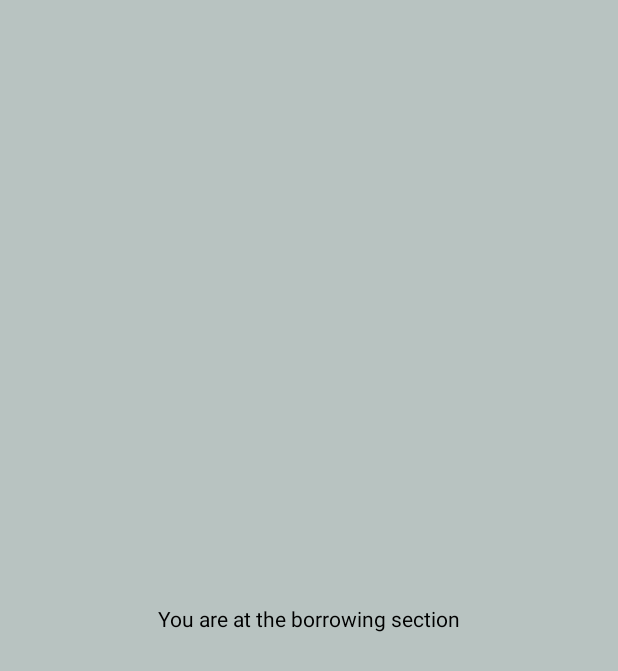
After one commit to Promethevs18/Item_Borrowing_System, an Android app: the BorrowUI screen opened directly, with no data from a screen before it, on a phone screen of 412 x 824 dp. The commit adds this screen. Shown: the top 671 px of the screen. Run offline under Robolectric (Android 15) with nearby library versions, the phone set to English and light mode, and no system bars.

Commit message:
committed as of 5/7 21-12

```diff
--- a/app/src/main/AndroidManifest.xml
+++ b/app/src/main/AndroidManifest.xml
@@ -12,6 +12,9 @@
         android:supportsRtl="true"
         android:theme="@style/Theme.ItemBorrowingSystem"
         tools:targetApi="31">
+        <activity
+            android:name=".client.BorrowUI"
+            android:exported="false" />
         <activity
             android:name=".admin.Admin_UI"
             android:exported="false" />
--- a/app/src/main/java/com/item/borrowing/client/Adapters/itemsAdapter.java
+++ b/app/src/main/java/com/item/borrowing/client/Adapters/itemsAdapter.java
@@ -13,6 +13,7 @@ import com.firebase.ui.firestore.FirestoreRecyclerAdapter;
 import com.firebase.ui.firestore.FirestoreRecyclerOptions;
 import com.item.borrowing.R;
 import com.item.borrowing.client.Models.itemsModels;
+import com.squareup.picasso.Picasso;
 
 public class itemsAdapter extends FirestoreRecyclerAdapter<itemsModels, itemsAdapter.myViewHolder> {
     public itemsAdapter(@NonNull FirestoreRecyclerOptions<itemsModels> options) {
@@ -49,7 +50,7 @@ public class itemsAdapter extends FirestoreRecyclerAdapter<itemsModels, itemsAda
             genDesc.setText(itemsModels.getGenSpecs());
             brandModel.setText(itemsModels.getBrandModel());
 
-
+            Picasso.get().load(itemsModels.getItemImage()).into(itemImage);
         }
     }
 }
--- /dev/null
+++ b/app/src/main/java/com/item/borrowing/client/BorrowUI.java
@@ -0,0 +1,26 @@
+package com.item.borrowing.client;
+
+import android.os.Bundle;
+
+import androidx.activity.EdgeToEdge;
+import androidx.appcompat.app.AppCompatActivity;
+import androidx.core.graphics.Insets;
+import androidx.core.view.ViewCompat;
+import androidx.core.view.WindowInsetsCompat;
+
+import com.item.borrowing.R;
+
+public class BorrowUI extends AppCompatActivity {
+
+    @Override
+    protected void onCreate(Bundle savedInstanceState) {
+        super.onCreate(savedInstanceState);
+        EdgeToEdge.enable(this);
+        setContentView(R.layout.activity_borrow_ui);
+        ViewCompat.setOnApplyWindowInsetsListener(findViewById(R.id.main), (v, insets) -> {
+            Insets systemBars = insets.getInsets(WindowInsetsCompat.Type.systemBars());
+            v.setPadding(systemBars.left, systemBars.top, systemBars.right, systemBars.bottom);
+            return insets;
+        });
+    }
+}
--- /dev/null
+++ b/app/src/main/res/layout/activity_borrow_ui.xml
@@ -0,0 +1,19 @@
+<?xml version="1.0" encoding="utf-8"?>
+<androidx.constraintlayout.widget.ConstraintLayout xmlns:android="http://schemas.android.com/apk/res/android"
+    xmlns:app="http://schemas.android.com/apk/res-auto"
+    xmlns:tools="http://schemas.android.com/tools"
+    android:id="@+id/main"
+    android:layout_width="match_parent"
+    android:layout_height="match_parent"
+    tools:context=".client.BorrowUI">
+
+    <TextView
+        android:id="@+id/textView5"
+        android:layout_width="wrap_content"
+        android:layout_height="wrap_content"
+        android:text="You are at the borrowing section"
+        app:layout_constraintBottom_toBottomOf="parent"
+        app:layout_constraintEnd_toEndOf="parent"
+        app:layout_constraintStart_toStartOf="parent"
+        app:layout_constraintTop_toTopOf="parent" />
+</androidx.constraintlayout.widget.ConstraintLayout>
--- a/app/src/main/res/layout/client_ui_tool_list.xml
+++ b/app/src/main/res/layout/client_ui_tool_list.xml
@@ -3,7 +3,7 @@
     xmlns:app="http://schemas.android.com/apk/res-auto"
     xmlns:tools="http://schemas.android.com/tools"
     android:layout_width="match_parent"
-    android:layout_height="150dp"
+    android:layout_height="140dp"
     android:padding="7dp">
 
     <androidx.cardview.widget.CardView
--- a/app/src/main/res/values-night/themes.xml
+++ b/app/src/main/res/values-night/themes.xml
@@ -8,6 +8,8 @@
         <item name="colorPrimary">@color/generalWhenDark</item>
 
         <item name="CustomBackground">@color/tintWhenDark</item>
+
+        <item name="PrimaryBackground">@color/primaryBackgroundColor</item>
     </style>
 
 
--- a/app/src/main/res/values/attrs.xml
+++ b/app/src/main/res/values/attrs.xml
@@ -1,4 +1,5 @@
 <?xml version="1.0" encoding="utf-8"?>
 <resources>
     <attr name="CustomBackground" format="reference"/>
+    <attr name="PrimaryBackground" format="reference"/>
 </resources>
--- a/app/src/main/res/values/colors.xml
+++ b/app/src/main/res/values/colors.xml
@@ -13,4 +13,6 @@
     <color  name="generalWhenDark">#D8D438</color>
 
     <color name="tintWhenDark">#a46517</color>
+
+    <color name="primaryBackgroundColor">#8c2e40</color>
 </resources>
--- a/app/src/main/res/values/themes.xml
+++ b/app/src/main/res/values/themes.xml
@@ -8,6 +8,8 @@
 
         <item name="colorPrimary">@color/generalWhenLight</item>
 
+        <item name="PrimaryBackground">@color/tintWhenDark</item>
+
     </style>
 
     <style name="Theme.ItemBorrowingSystem" parent="Base.Theme.ItemBorrowingSystem" />
--- a/gradle/libs.versions.toml
+++ b/gradle/libs.versions.toml
@@ -1,5 +1,6 @@
 [versions]
 agp = "8.4.0"
+circleimageview = "3.1.0"
 credentials = "1.2.2"
 firebaseBom = "32.8.1"
 firebaseUiFirestore = "8.0.2"
@@ -18,6 +19,7 @@ picasso = "2.8"
 playServicesAuth = "21.1.0"
 
 [libraries]
+circleimageview = { module = "de.hdodenhof:circleimageview", version.ref = "circleimageview" }
 credentials = { module = "androidx.credentials:credentials", version.ref = "credentials" }
 credentials-play-services-auth = { module = "androidx.credentials:credentials-play-services-auth", version.ref = "credentials" }
 firebase-bom = { module = "com.google.firebase:firebase-bom", version.ref = "firebaseBom" }
```
Also changed, not shown: app/build.gradle (+7 -0 lines), app/src/main/java/com/item/borrowing/client/Client_UI.java (+80 -0 lines), app/src/main/res/layout/activity_client_ui.xml (+99 -1 lines), app/src/main/res/font/biryani.ttf (added), app/src/main/res/font/biryani_semibold.ttf (added).
